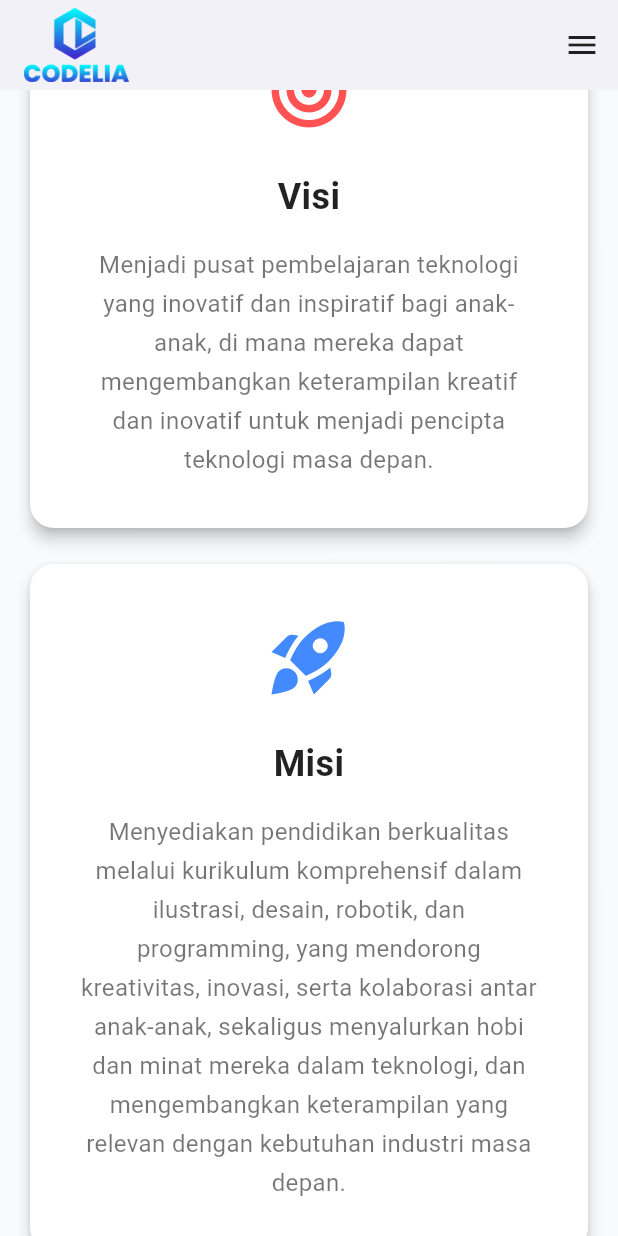
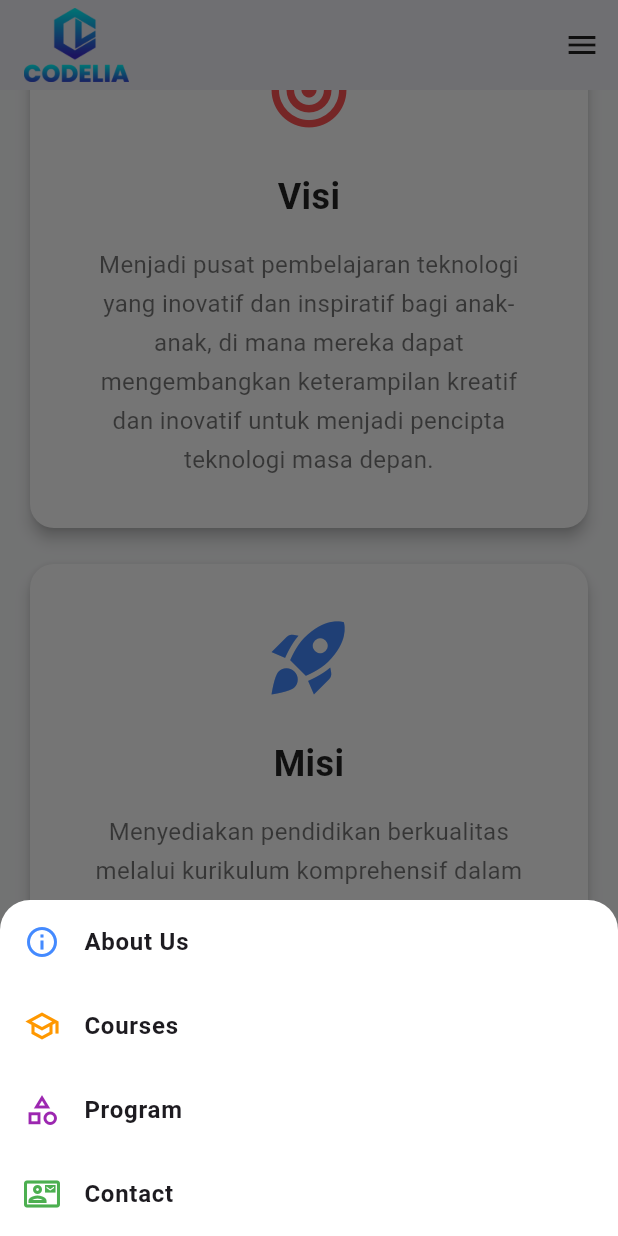
Before and after one commit to codeliaeducation/codelia, a Flutter app: the screen it shows after launch, scrolled down 576 dp, after a tap on the "menu" icon, on a phone screen of 412 x 824 dp. Run offline on Flutter 3.47's test engine with Material 3 defaults, Android fonts, the phone set to English and light mode, and no system bars.

Commit message:
Update tampilan contact dan fix deprecated error

```diff
--- a/lib/contact.dart
+++ b/lib/contact.dart
@@ -43,6 +43,7 @@
                 const SizedBox(height: 40),
                 if (isMobile)
                   Column(
+                    crossAxisAlignment: CrossAxisAlignment.stretch,
                     children: [
                       HoverScaleCard(
                         child: _contactCard(
@@ -213,12 +214,14 @@
 class HoverScaleCard extends StatefulWidget {
   final Widget child;
   const HoverScaleCard({super.key, required this.child});
+
   @override
   State<HoverScaleCard> createState() => _HoverScaleCardState();
 }
 
 class _HoverScaleCardState extends State<HoverScaleCard> {
   bool _isHovered = false;
+
   @override
   Widget build(BuildContext context) {
     return MouseRegion(
@@ -242,6 +245,7 @@
     required this.controller,
     required this.content,
   });
+
   @override
   Widget build(BuildContext context) {
     return AnimatedBuilder(
--- a/lib/main.dart
+++ b/lib/main.dart
@@ -60,11 +60,8 @@
     WidgetsBinding.instance.addPostFrameCallback((_) async {
       try {
         final renderBox = context.findRenderObject() as RenderBox;
-
         final positionOnScreen = renderBox.localToGlobal(Offset.zero).dy;
-
         final currentScrollOffset = _scrollController.offset;
-
         final targetOffset = currentScrollOffset + positionOnScreen - 60 - 10;
 
         final clampedOffset = targetOffset.clamp(
@@ -81,6 +78,81 @@
         debugPrint("Error scrolling: $e");
       }
     });
+  }
+
+  void _showMobileMenu() {
+    showModalBottomSheet(
+      context: context,
+      backgroundColor: Colors.white,
+      shape: const RoundedRectangleBorder(
+        borderRadius: BorderRadius.vertical(top: Radius.circular(20)),
+      ),
+      builder: (context) {
+        return SafeArea(
+          child: Wrap(
+            children: [
+              ListTile(
+                leading: const Icon(
+                  Icons.info_outline,
+                  color: Colors.blueAccent,
+                ),
+                title: const Text(
+                  'About Us',
+                  style: TextStyle(fontWeight: FontWeight.bold),
+                ),
+                onTap: () {
+                  Navigator.pop(context);
+                  _scrollToSection(_aboutKey);
+                },
+              ),
+              ListTile(
+                leading: const Icon(
+                  Icons.school_outlined,
+                  color: Colors.orange,
+                ),
+                title: const Text(
+                  'Courses',
+                  style: TextStyle(fontWeight: FontWeight.bold),
+                ),
+                onTap: () {
+                  Navigator.pop(context);
+                  _scrollToSection(_coursesKey);
+                },
+              ),
+              ListTile(
+                leading: const Icon(
+                  Icons.category_outlined,
+                  color: Colors.purple,
+                ),
+                title: const Text(
+                  'Program',
+                  style: TextStyle(fontWeight: FontWeight.bold),
+                ),
+                onTap: () {
+                  Navigator.pop(context);
+                  _scrollToSection(_programsKey);
+                },
+              ),
+              ListTile(
+                leading: const Icon(
+                  Icons.contact_mail_outlined,
+                  color: Colors.green,
+                ),
+                title: const Text(
+                  'Contact',
+                  style: TextStyle(fontWeight: FontWeight.bold),
+                ),
+                onTap: () {
+                  Navigator.pop(context);
+                  _scrollToSection(_contactKey);
+                },
+              ),
+              const SizedBox(height: 20),
+            ],
+          ),
+        );
+      },
+    );
   }
 
   @override
@@ -107,7 +179,7 @@
                 ? [
                     IconButton(
                       icon: const Icon(Icons.menu, color: Colors.black87),
-                      onPressed: () {},
+                      onPressed: _showMobileMenu,
                     ),
                   ]
                 : [
@@ -154,7 +226,7 @@
                   image: const AssetImage('assets/Student Codelia.png'),
                   fit: BoxFit.cover,
                   colorFilter: ColorFilter.mode(
-                    Colors.black.withOpacity(0.5),
+                    Colors.black.withValues(alpha: 0.5),
                     BlendMode.darken,
                   ),
                 ),
```
Also changed, not shown: docs/assets/fonts/MaterialIcons-Regular.otf, 4 other files.
